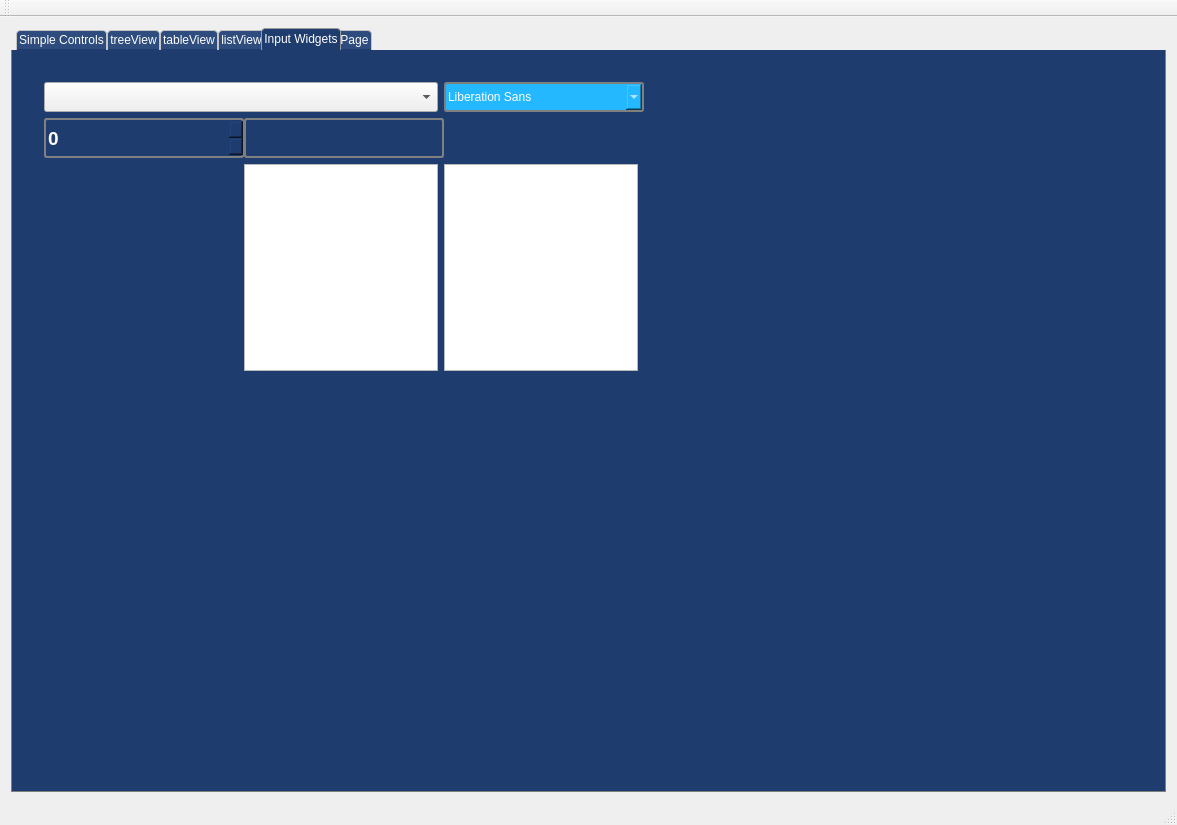
Above: ControlsDemo/ControlsDemo.ui from CaiHongkung/QCControls before the change. Below: the same form after it.
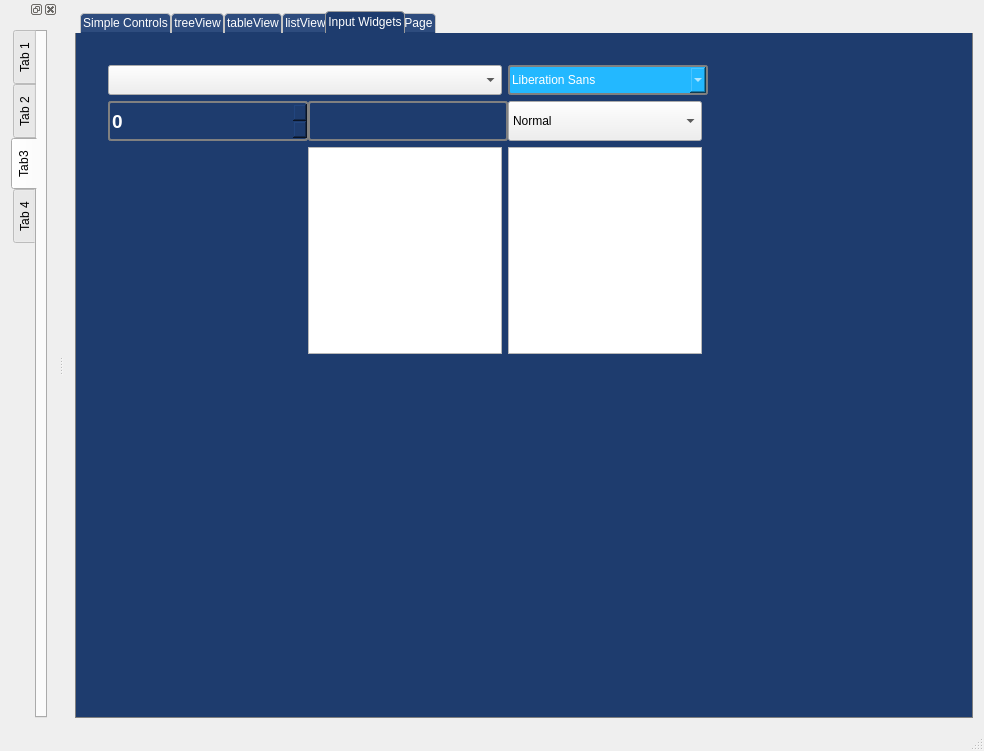
That is the form after the change. The open tabs and pages were chosen to show the change. Icons and pictures are not drawn. Custom widgets are drawn as their Qt base class.

Commit message: QStyle for  dock widget of different positions

The edit to the form file:
```diff
--- a/ControlsDemo/ControlsDemo.ui
+++ b/ControlsDemo/ControlsDemo.ui
@@ -6,8 +6,8 @@
    <rect>
     <x>0</x>
     <y>0</y>
-    <width>1177</width>
-    <height>825</height>
+    <width>984</width>
+    <height>751</height>
    </rect>
   </property>
   <property name="windowTitle">
@@ -65,15 +65,8 @@
        <attribute name="title">
         <string>Simple Controls</string>
        </attribute>
-       <widget class="QWidget" name="layoutWidget">
-        <property name="geometry">
-         <rect>
-          <x>12</x>
-          <y>50</y>
-          <width>556</width>
-          <height>62</height>
-         </rect>
-        </property>
+       <layout class="QFormLayout" name="formLayout">
+        <item row="0" column="0">
         <layout class="QGridLayout" name="gridLayout">
          <item row="0" column="0">
           <widget class="QCButton" name="pushButton">
@@ -133,7 +126,8 @@
           </widget>
          </item>
         </layout>
-       </widget>
+        </item>
+       </layout>
       </widget>
       <widget class="QWidget" name="tab">
        <attribute name="title">
@@ -277,6 +271,32 @@
            </property>
           </widget>
          </item>
+         <item row="3" column="2">
+          <widget class="QCComboBox" name="comboBox_style">
+           <property name="sizePolicy">
+            <sizepolicy hsizetype="Preferred" vsizetype="Minimum">
+             <horstretch>0</horstretch>
+             <verstretch>0</verstretch>
+            </sizepolicy>
+           </property>
+           <property name="minimumSize">
+            <size>
+             <width>0</width>
+             <height>40</height>
+            </size>
+           </property>
+           <item>
+            <property name="text">
+             <string>Normal</string>
+            </property>
+           </item>
+           <item>
+            <property name="text">
+             <string>Dark</string>
+            </property>
+           </item>
+          </widget>
+         </item>
         </layout>
        </widget>
       </widget>
@@ -310,15 +330,68 @@
     </rect>
    </property>
   </widget>
-  <widget class="QToolBar" name="mainToolBar">
-   <attribute name="toolBarArea">
-    <enum>TopToolBarArea</enum>
-   </attribute>
-   <attribute name="toolBarBreak">
-    <bool>false</bool>
-   </attribute>
-  </widget>
   <widget class="QStatusBar" name="statusBar"/>
+  <widget class="QDockWidget" name="dockWidget">
+   <attribute name="dockWidgetArea">
+    <number>1</number>
+   </attribute>
+   <widget class="QWidget" name="dockWidgetContents_2">
+    <layout class="QGridLayout" name="gridLayout_9">
+     <item row="0" column="0">
+      <widget class="QCTabWidget" name="tabWidget_3">
+       <property name="styleSheet">
+        <string notr="true"/>
+       </property>
+       <property name="tabPosition">
+        <enum>QTabWidget::West</enum>
+       </property>
+       <property name="currentIndex">
+        <number>3</number>
+       </property>
+       <widget class="QWidget" name="tab_11">
+        <property name="styleSheet">
+         <string notr="true"/>
+        </property>
+        <attribute name="title">
+         <string>Tab 1</string>
+        </attribute>
+       </widget>
+       <widget class="QWidget" name="tab_12">
+        <attribute name="title">
+         <string>Tab 2</string>
+        </attribute>
+       </widget>
+       <widget class="QWidget" name="tab_13">
+        <property name="styleSheet">
+         <string notr="true"/>
+        </property>
+        <attribute name="title">
+         <string>Tab3</string>
+        </attribute>
+        <widget class="QLabel" name="label_2">
+         <property name="geometry">
+          <rect>
+           <x>20</x>
+           <y>70</y>
+           <width>72</width>
+           <height>15</height>
+          </rect>
+         </property>
+         <property name="text">
+          <string>TextLabel</string>
+         </property>
+        </widget>
+       </widget>
+       <widget class="QWidget" name="tab_14">
+        <attribute name="title">
+         <string>Tab 4</string>
+        </attribute>
+       </widget>
+      </widget>
+     </item>
+    </layout>
+   </widget>
+  </widget>
  </widget>
  <layoutdefault spacing="6" margin="11"/>
  <customwidgets>
@@ -362,6 +435,12 @@
    <extends>QDial</extends>
    <header>qcdial.h</header>
   </customwidget>
+  <customwidget>
+   <class>QCTabWidget</class>
+   <extends>QTabWidget</extends>
+   <header>qctabwidget.h</header>
+   <container>1</container>
+  </customwidget>
  </customwidgets>
  <resources>
   <include location="ControlsDemo.qrc"/>
```
Left out of the diff: 8 changed lines with no effect on the pictures. Lines whose indentation alone changed are shown as unchanged. The commit also changes 27 other files.
